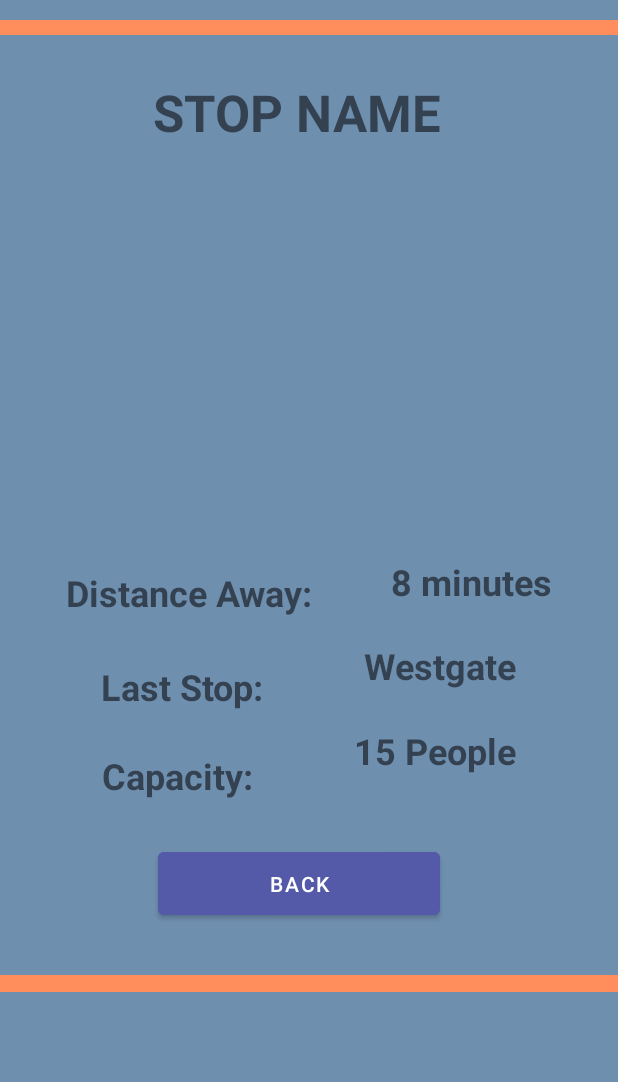
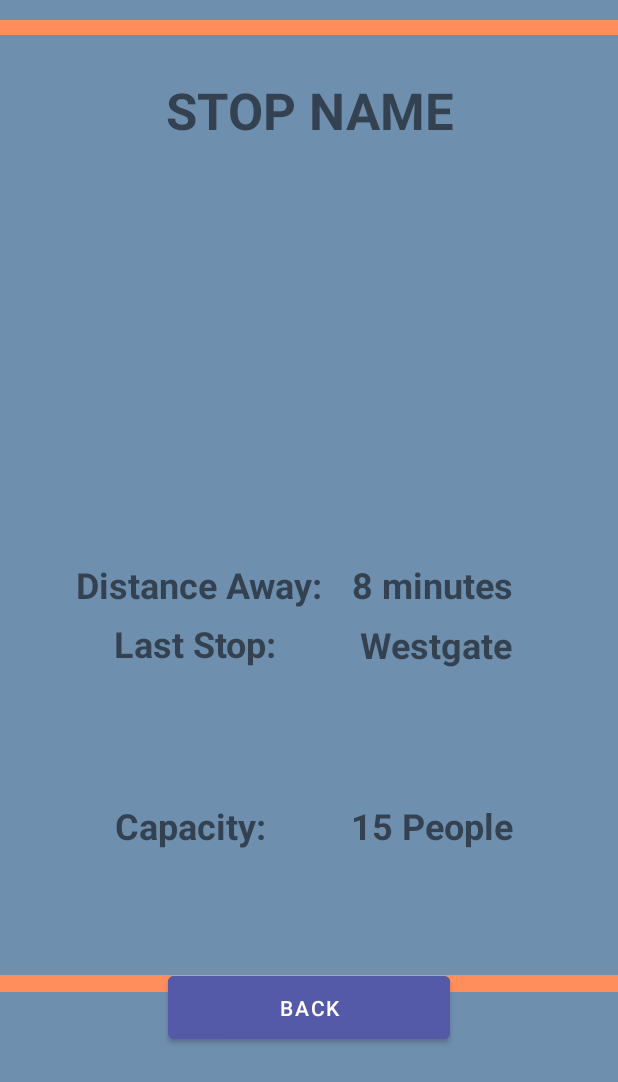
Before and after one commit to erikgraybill/onestop, an Android app: the BusStats screen opened directly, with no data from a screen before it, on a phone screen of 412 x 824 dp, the part 154-1236 px from its top. Run offline under Robolectric (Android 15) with nearby library versions, the phone set to English and light mode, and no system bars.

Commit message:
Fix to Spacing Issue

```diff
--- a/app/src/main/res/layout/onestop_bus_stats.xml
+++ b/app/src/main/res/layout/onestop_bus_stats.xml
@@ -46,96 +46,85 @@
             android:id="@+id/DistanceAway"
             android:layout_width="173dp"
             android:layout_height="39dp"
-            android:layout_marginStart="16dp"
-            android:layout_marginEnd="8dp"
-            android:layout_marginBottom="5dp"
+            android:layout_marginStart="70dp"
+            android:layout_marginTop="350dp"
+            android:layout_marginEnd="30dp"
             android:text="@string/distance_away"
             android:textSize="24sp"
             android:textStyle="bold"
             app:layout_constraintBottom_toTopOf="@+id/LastStop"
             app:layout_constraintEnd_toStartOf="@+id/Time"
             app:layout_constraintStart_toStartOf="parent"
-            app:layout_constraintTop_toBottomOf="@+id/SampleMap" />
+            app:layout_constraintTop_toBottomOf="@+id/DecorativeDivider1" />
+
+        <TextView
+            android:id="@+id/LastStopData"
+            android:layout_width="wrap_content"
+            android:layout_height="wrap_content"
+            android:layout_marginTop="7dp"
+            android:layout_marginEnd="70dp"
+            android:text="@string/westgate"
+            android:textSize="24sp"
+            android:textStyle="bold"
+            app:layout_constraintEnd_toEndOf="parent"
+            app:layout_constraintTop_toBottomOf="@+id/Time" />
+
+        <TextView
+            android:id="@+id/LastStop"
+            android:layout_width="wrap_content"
+            android:layout_height="wrap_content"
+            android:layout_marginStart="90dp"
+            android:layout_marginEnd="70dp"
+            android:text="@string/last_stop"
+            android:textSize="24sp"
+            android:textStyle="bold"
+            app:layout_constraintEnd_toStartOf="@+id/LastStopData"
+            app:layout_constraintStart_toStartOf="parent"
+            app:layout_constraintTop_toBottomOf="@+id/DistanceAway" />
+
+        <TextView
+            android:id="@+id/CapacityData"
+            android:layout_width="wrap_content"
+            android:layout_height="wrap_content"
+            android:layout_marginTop="10dp"
+            android:layout_marginEnd="70dp"
+            android:layout_marginBottom="5dp"
+            android:text="@string/_15_people"
+            android:textSize="24sp"
+            android:textStyle="bold"
+            app:layout_constraintBottom_toTopOf="@+id/DecorativeDivider2"
+            app:layout_constraintEnd_toEndOf="parent"
+            app:layout_constraintTop_toBottomOf="@+id/LastStopData" />
+
+        <TextView
+            android:id="@+id/Caps"
+            android:layout_width="wrap_content"
+            android:layout_height="wrap_content"
+            android:layout_marginStart="90dp"
+            android:layout_marginTop="10dp"
+            android:layout_marginEnd="70dp"
+            android:layout_marginBottom="5dp"
+            android:text="@string/capacity"
+            android:textSize="24sp"
+            android:textStyle="bold"
+            app:layout_constraintBottom_toTopOf="@+id/DecorativeDivider2"
+            app:layout_constraintEnd_toStartOf="@+id/CapacityData"
+            app:layout_constraintStart_toStartOf="parent"
+            app:layout_constraintTop_toBottomOf="@+id/LastStop" />
 
         <TextView
             android:id="@+id/Time"
             android:layout_width="wrap_content"
             android:layout_height="wrap_content"
-            android:layout_marginStart="8dp"
-            android:layout_marginTop="8dp"
-            android:layout_marginEnd="16dp"
-            android:layout_marginBottom="5dp"
+            android:layout_marginTop="350dp"
+            android:layout_marginEnd="70dp"
             android:text="@string/EIGHT_minutes"
             android:textSize="24sp"
             android:textStyle="bold"
             app:layout_constraintBottom_toTopOf="@+id/LastStopData"
             app:layout_constraintEnd_toEndOf="parent"
-            app:layout_constraintStart_toEndOf="@+id/DistanceAway"
-            app:layout_constraintTop_toBottomOf="@+id/SampleMap" />
-
-        <TextView
-            android:id="@+id/LastStop"
-            android:layout_width="wrap_content"
-            android:layout_height="wrap_content"
-            android:layout_marginStart="16dp"
-            android:layout_marginTop="5dp"
-            android:layout_marginEnd="8dp"
-            android:layout_marginBottom="8dp"
-            android:text="@string/last_stop"
-            android:textSize="24sp"
-            android:textStyle="bold"
-            app:layout_constraintBottom_toTopOf="@+id/Caps"
-            app:layout_constraintEnd_toStartOf="@+id/LastStopData"
-            app:layout_constraintStart_toStartOf="parent"
-            app:layout_constraintTop_toBottomOf="@+id/DistanceAway" />
-
-        <TextView
-            android:id="@+id/Caps"
-            android:layout_width="wrap_content"
-            android:layout_height="wrap_content"
-            android:layout_marginStart="16dp"
-            android:layout_marginTop="5dp"
-            android:layout_marginEnd="8dp"
-            android:layout_marginBottom="16dp"
-            android:text="@string/capacity"
-            android:textSize="24sp"
-            android:textStyle="bold"
-            app:layout_constraintBottom_toTopOf="@+id/Back4"
-            app:layout_constraintEnd_toStartOf="@+id/CapacityData"
-            app:layout_constraintStart_toStartOf="parent"
-            app:layout_constraintTop_toBottomOf="@+id/LastStop" />
-
-        <TextView
-            android:id="@+id/LastStopData"
-            android:layout_width="wrap_content"
-            android:layout_height="wrap_content"
-            android:layout_marginStart="8dp"
-            android:layout_marginTop="5dp"
-            android:layout_marginEnd="16dp"
-            android:layout_marginBottom="5dp"
-            android:text="@string/westgate"
-            android:textSize="24sp"
-            android:textStyle="bold"
-            app:layout_constraintBottom_toTopOf="@+id/CapacityData"
-            app:layout_constraintEnd_toEndOf="parent"
-            app:layout_constraintStart_toEndOf="@+id/LastStop"
-            app:layout_constraintTop_toBottomOf="@+id/Time" />
-
-        <TextView
-            android:id="@+id/CapacityData"
-            android:layout_width="wrap_content"
-            android:layout_height="wrap_content"
-            android:layout_marginStart="8dp"
-            android:layout_marginTop="5dp"
-            android:layout_marginEnd="16dp"
-            android:text="@string/_15_people"
-            android:textSize="24sp"
-            android:textStyle="bold"
-            app:layout_constraintBottom_toTopOf="@+id/Back4"
-            app:layout_constraintEnd_toEndOf="parent"
-            app:layout_constraintHorizontal_bias="1.0"
-            app:layout_constraintStart_toEndOf="@+id/Caps"
-            app:layout_constraintTop_toBottomOf="@+id/LastStopData" />
+            app:layout_constraintTop_toBottomOf="@+id/DecorativeDivider1"
+            app:layout_constraintVertical_bias="0.0" />
 
         <TextView
             android:id="@+id/ROUTENAME"
@@ -149,6 +138,7 @@
             android:textStyle="bold"
             app:layout_constraintBottom_toTopOf="@+id/SampleMap"
             app:layout_constraintEnd_toEndOf="parent"
+            app:layout_constraintHorizontal_bias="0.544"
             app:layout_constraintStart_toStartOf="parent"
             app:layout_constraintTop_toBottomOf="@+id/DecorativeDivider1" />
 
@@ -172,17 +162,15 @@
             android:id="@+id/Back4"
             android:layout_width="188dp"
             android:layout_height="54dp"
-            android:layout_marginStart="16dp"
-            android:layout_marginTop="32dp"
-            android:layout_marginEnd="16dp"
-            android:layout_marginBottom="32dp"
+            android:layout_marginTop="30dp"
+            android:layout_marginBottom="5dp"
             android:backgroundTint="@color/BACK"
             android:text="@string/back3"
-            app:layout_constraintBottom_toBottomOf="@+id/DecorativeDivider2"
+            app:layout_constraintBottom_toBottomOf="parent"
             app:layout_constraintEnd_toEndOf="parent"
-            app:layout_constraintHorizontal_bias="0.465"
             app:layout_constraintStart_toStartOf="parent"
-            app:layout_constraintTop_toBottomOf="@+id/CapacityData" />
+            app:layout_constraintTop_toBottomOf="@+id/Caps"
+            app:layout_constraintVertical_bias="0.74" />
 
     </androidx.constraintlayout.widget.ConstraintLayout>
 </LinearLayout>
```
